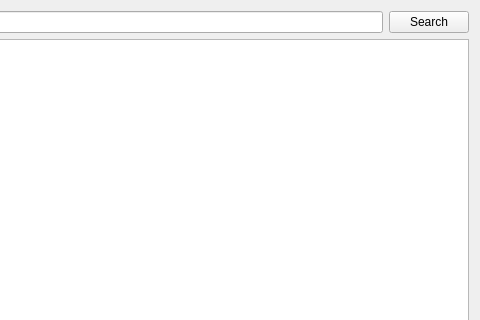
This is src/qt/forms/browseassetspage.ui in drivechain-project/Sidechains as Qt 5 draws it before an edit; both pictures show x 703 to 1183 and y 0 to 320 of the 1183 by 900 pixel window. The edited form follows.
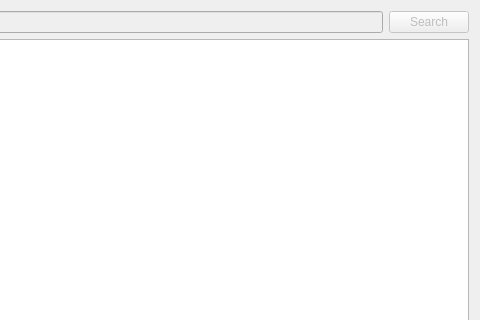
This is the edited form.

Commit message: Disable search bar on browse assets page

Diff of the .ui file:
```diff
--- a/src/qt/forms/browseassetspage.ui
+++ b/src/qt/forms/browseassetspage.ui
@@ -18,6 +18,9 @@
     <layout class="QHBoxLayout" name="horizontalLayout">
      <item>
       <widget class="QLineEdit" name="lineEditSearch">
+       <property name="enabled">
+        <bool>false</bool>
+       </property>
        <property name="placeholderText">
         <string>Enter a BitAsset ID # or ticker</string>
        </property>
@@ -25,6 +28,9 @@
      </item>
      <item>
       <widget class="QPushButton" name="pushButton">
+       <property name="enabled">
+        <bool>false</bool>
+       </property>
        <property name="text">
         <string>Search</string>
        </property>
```
